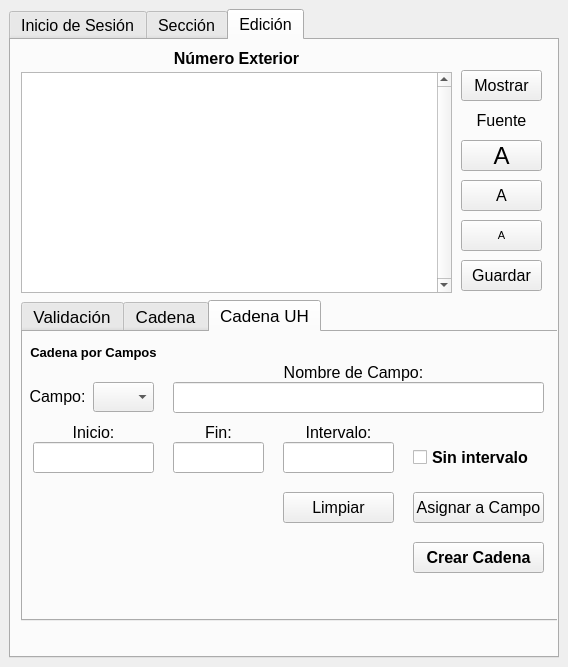
This is numeros_exteriores_dockwidget_base.ui in DAGGDesarrollo/repo_dce as Qt 5 draws it before an edit. The edited form follows.
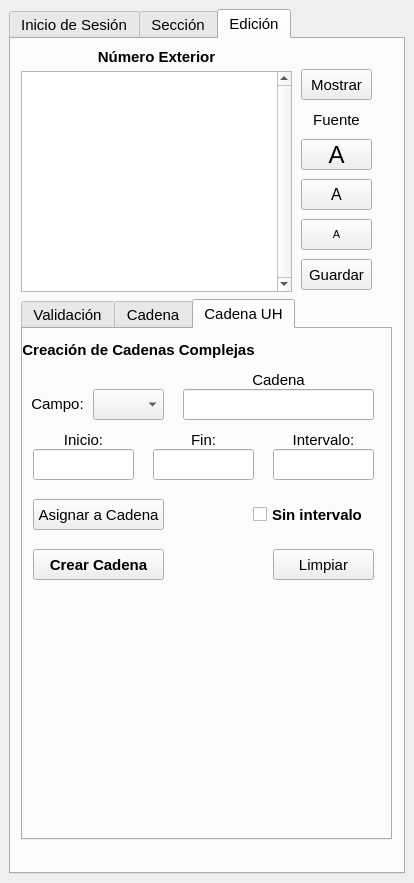
This is the edited form. The open tabs and pages were chosen to show the change. Custom widgets are drawn as their Qt base class.

Commit message: Se agregan tooltips a todos los elementos del Plugin. Se modifica la distribución de todos los elementos de la interfaz para reducir el espacio en pantalla.

Diff of the .ui file:
```diff
--- a/numeros_exteriores_dockwidget_base.ui
+++ b/numeros_exteriores_dockwidget_base.ui
@@ -6,8 +6,8 @@
    <rect>
     <x>0</x>
     <y>0</y>
-    <width>568</width>
-    <height>667</height>
+    <width>414</width>
+    <height>883</height>
    </rect>
   </property>
   <property name="sizePolicy">
@@ -19,7 +19,7 @@
   <property name="font">
    <font>
     <family>Arial</family>
-    <pointsize>12</pointsize>
+    <pointsize>11</pointsize>
     <weight>50</weight>
     <bold>false</bold>
    </font>
@@ -40,7 +40,7 @@
       <property name="font">
        <font>
         <family>Arial</family>
-        <pointsize>12</pointsize>
+        <pointsize>11</pointsize>
         <weight>50</weight>
         <bold>false</bold>
        </font>
@@ -487,9 +487,9 @@
        <widget class="QPushButton" name="btnMostrar">
         <property name="geometry">
          <rect>
-          <x>450</x>
+          <x>290</x>
           <y>30</y>
-          <width>81</width>
+          <width>71</width>
           <height>31</height>
          </rect>
         </property>
@@ -502,7 +502,7 @@
         <property name="font">
          <font>
           <family>Arial</family>
-          <pointsize>12</pointsize>
+          <pointsize>11</pointsize>
           <weight>50</weight>
           <bold>false</bold>
          </font>
@@ -514,9 +514,9 @@
        <widget class="QPushButton" name="tmedFont">
         <property name="geometry">
          <rect>
-          <x>450</x>
+          <x>290</x>
           <y>140</y>
-          <width>81</width>
+          <width>71</width>
           <height>31</height>
          </rect>
         </property>
@@ -541,9 +541,9 @@
        <widget class="QPushButton" name="tmaxFont">
         <property name="geometry">
          <rect>
-          <x>450</x>
+          <x>290</x>
           <y>100</y>
-          <width>81</width>
+          <width>71</width>
           <height>31</height>
          </rect>
         </property>
@@ -568,9 +568,9 @@
        <widget class="QPushButton" name="tminFont">
         <property name="geometry">
          <rect>
-          <x>450</x>
+          <x>290</x>
           <y>180</y>
-          <width>81</width>
+          <width>71</width>
           <height>31</height>
          </rect>
         </property>
@@ -597,14 +597,14 @@
          <rect>
           <x>10</x>
           <y>32</y>
-          <width>431</width>
+          <width>271</width>
           <height>221</height>
          </rect>
         </property>
         <property name="font">
          <font>
           <family>Arial</family>
-          <pointsize>12</pointsize>
+          <pointsize>11</pointsize>
           <weight>50</weight>
           <bold>false</bold>
          </font>
@@ -621,14 +621,14 @@
          <rect>
           <x>10</x>
           <y>8</y>
-          <width>431</width>
+          <width>271</width>
           <height>20</height>
          </rect>
         </property>
         <property name="font">
          <font>
           <family>Arial</family>
-          <pointsize>12</pointsize>
+          <pointsize>11</pointsize>
           <weight>75</weight>
           <bold>true</bold>
          </font>
@@ -648,14 +648,14 @@
          <rect>
           <x>10</x>
           <y>260</y>
-          <width>551</width>
-          <height>321</height>
+          <width>371</width>
+          <height>541</height>
          </rect>
         </property>
         <property name="font">
          <font>
           <family>Arial</family>
-          <pointsize>13</pointsize>
+          <pointsize>11</pointsize>
           <weight>50</weight>
           <bold>false</bold>
          </font>
@@ -1428,15 +1428,15 @@
           <property name="geometry">
            <rect>
             <x>10</x>
-            <y>110</y>
-            <width>121</width>
+            <y>120</y>
+            <width>101</width>
             <height>31</height>
            </rect>
           </property>
           <property name="font">
            <font>
             <family>Arial</family>
-            <pointsize>12</pointsize>
+            <pointsize>11</pointsize>
             <weight>50</weight>
             <bold>false</bold>
            </font>
@@ -1448,8 +1448,8 @@
          <widget class="QPushButton" name="btnCrearCadenaUH">
           <property name="geometry">
            <rect>
-            <x>390</x>
-            <y>210</y>
+            <x>10</x>
+            <y>220</y>
             <width>131</width>
             <height>31</height>
            </rect>
@@ -1463,7 +1463,7 @@
           <property name="font">
            <font>
             <family>Arial</family>
-            <pointsize>12</pointsize>
+            <pointsize>11</pointsize>
             <weight>75</weight>
             <bold>true</bold>
            </font>
@@ -1477,7 +1477,7 @@
            <rect>
             <x>0</x>
             <y>0</y>
-            <width>141</width>
+            <width>231</width>
             <height>41</height>
            </rect>
           </property>
@@ -1490,13 +1490,13 @@
           <property name="font">
            <font>
             <family>Arial</family>
-            <pointsize>10</pointsize>
+            <pointsize>11</pointsize>
             <weight>75</weight>
             <bold>true</bold>
            </font>
           </property>
           <property name="text">
-           <string>Cadena por Campos</string>
+           <string>Creación de Cadenas Complejas</string>
           </property>
           <property name="alignment">
            <set>Qt::AlignCenter</set>
@@ -1505,16 +1505,16 @@
          <widget class="QLineEdit" name="txtRIntervalo_2">
           <property name="geometry">
            <rect>
-            <x>260</x>
-            <y>110</y>
-            <width>111</width>
+            <x>250</x>
+            <y>120</y>
+            <width>101</width>
             <height>31</height>
            </rect>
           </property>
           <property name="font">
            <font>
             <family>Arial</family>
-            <pointsize>12</pointsize>
+            <pointsize>11</pointsize>
             <weight>50</weight>
             <bold>false</bold>
            </font>
@@ -1526,16 +1526,16 @@
          <widget class="QLineEdit" name="txtRfinal_2">
           <property name="geometry">
            <rect>
-            <x>150</x>
-            <y>110</y>
-            <width>91</width>
+            <x>130</x>
+            <y>120</y>
+            <width>101</width>
             <height>31</height>
            </rect>
           </property>
           <property name="font">
            <font>
             <family>Arial</family>
-            <pointsize>12</pointsize>
+            <pointsize>11</pointsize>
             <weight>50</weight>
             <bold>false</bold>
            </font>
@@ -1547,10 +1547,10 @@
          <widget class="QLabel" name="label_20">
           <property name="geometry">
            <rect>
-            <x>150</x>
-            <y>90</y>
-            <width>91</width>
-            <height>20</height>
+            <x>130</x>
+            <y>100</y>
+            <width>101</width>
+            <height>21</height>
            </rect>
           </property>
           <property name="sizePolicy">
@@ -1562,7 +1562,7 @@
           <property name="font">
            <font>
             <family>Arial</family>
-            <pointsize>12</pointsize>
+            <pointsize>11</pointsize>
             <weight>50</weight>
             <bold>false</bold>
            </font>
@@ -1578,8 +1578,8 @@
           <property name="geometry">
            <rect>
             <x>10</x>
-            <y>90</y>
-            <width>121</width>
+            <y>100</y>
+            <width>101</width>
             <height>21</height>
            </rect>
           </property>
@@ -1592,7 +1592,7 @@
           <property name="font">
            <font>
             <family>Arial</family>
-            <pointsize>12</pointsize>
+            <pointsize>11</pointsize>
             <weight>50</weight>
             <bold>false</bold>
            </font>
@@ -1607,9 +1607,9 @@
          <widget class="QLabel" name="label_17">
           <property name="geometry">
            <rect>
-            <x>260</x>
-            <y>90</y>
-            <width>111</width>
+            <x>250</x>
+            <y>100</y>
+            <width>101</width>
             <height>21</height>
            </rect>
           </property>
@@ -1622,7 +1622,7 @@
           <property name="font">
            <font>
             <family>Arial</family>
-            <pointsize>12</pointsize>
+            <pointsize>11</pointsize>
             <weight>50</weight>
             <bold>false</bold>
            </font>
@@ -1641,15 +1641,15 @@
           <property name="geometry">
            <rect>
             <x>70</x>
-            <y>50</y>
-            <width>61</width>
-            <height>30</height>
+            <y>60</y>
+            <width>71</width>
+            <height>31</height>
            </rect>
           </property>
           <property name="font">
            <font>
             <family>Arial</family>
-            <pointsize>12</pointsize>
+            <pointsize>11</pointsize>
             <weight>50</weight>
             <bold>false</bold>
            </font>
@@ -1665,7 +1665,7 @@
           <property name="geometry">
            <rect>
             <x>4</x>
-            <y>49</y>
+            <y>59</y>
             <width>61</width>
             <height>31</height>
            </rect>
@@ -1679,7 +1679,7 @@
           <property name="font">
            <font>
             <family>Arial</family>
-            <pointsize>12</pointsize>
+            <pointsize>11</pointsize>
             <weight>50</weight>
             <bold>false</bold>
            </font>
@@ -1694,10 +1694,10 @@
          <widget class="QLabel" name="label_22">
           <property name="geometry">
            <rect>
-            <x>140</x>
-            <y>30</y>
-            <width>381</width>
-            <height>20</height>
+            <x>160</x>
+            <y>40</y>
+            <width>191</width>
+            <height>21</height>
            </rect>
           </property>
           <property name="sizePolicy">
@@ -1709,13 +1709,13 @@
           <property name="font">
            <font>
             <family>Arial</family>
-            <pointsize>12</pointsize>
+            <pointsize>11</pointsize>
             <weight>50</weight>
             <bold>false</bold>
            </font>
           </property>
           <property name="text">
-           <string>Nombre de Campo:</string>
+           <string>Cadena</string>
           </property>
           <property name="alignment">
            <set>Qt::AlignCenter</set>
@@ -1724,16 +1724,16 @@
          <widget class="QLineEdit" name="txtNombreSector">
           <property name="geometry">
            <rect>
-            <x>150</x>
-            <y>50</y>
-            <width>371</width>
+            <x>160</x>
+            <y>60</y>
+            <width>191</width>
             <height>31</height>
            </rect>
           </property>
           <property name="font">
            <font>
             <family>Arial</family>
-            <pointsize>12</pointsize>
+            <pointsize>11</pointsize>
             <weight>50</weight>
             <bold>false</bold>
            </font>
@@ -1745,9 +1745,9 @@
          <widget class="QPushButton" name="btnEliminarSector">
           <property name="geometry">
            <rect>
-            <x>260</x>
-            <y>160</y>
-            <width>111</width>
+            <x>250</x>
+            <y>220</y>
+            <width>101</width>
             <height>31</height>
            </rect>
           </property>
@@ -1760,7 +1760,7 @@
           <property name="font">
            <font>
             <family>Arial</family>
-            <pointsize>12</pointsize>
+            <pointsize>11</pointsize>
             <weight>50</weight>
             <bold>false</bold>
            </font>
@@ -1772,12 +1772,23 @@
          <widget class="QCheckBox" name="checkSinIntervalo">
           <property name="geometry">
            <rect>
-            <x>390</x>
-            <y>110</y>
-            <width>131</width>
+            <x>230</x>
+            <y>170</y>
+            <width>121</width>
             <height>31</height>
            </rect>
           </property>
+          <property name="font">
+           <font>
+            <family>Arial</family>
+            <pointsize>11</pointsize>
+            <weight>75</weight>
+            <bold>true</bold>
+           </font>
+          </property>
+          <property name="toolTip">
+           <string>Marque si desea omitir los datos de inicio, fin e intervalo</string>
+          </property>
           <property name="text">
            <string>Sin intervalo</string>
           </property>
@@ -1785,8 +1796,8 @@
          <widget class="QPushButton" name="btnAsignarSector">
           <property name="geometry">
            <rect>
-            <x>390</x>
-            <y>160</y>
+            <x>10</x>
+            <y>170</y>
             <width>131</width>
             <height>31</height>
            </rect>
@@ -1800,13 +1811,13 @@
           <property name="font">
            <font>
             <family>Arial</family>
-            <pointsize>12</pointsize>
+            <pointsize>11</pointsize>
             <weight>50</weight>
             <bold>false</bold>
            </font>
           </property>
           <property name="text">
-           <string>Asignar a Campo</string>
+           <string>Asignar a Cadena</string>
           </property>
          </widget>
         </widget>
@@ -1814,9 +1825,9 @@
        <widget class="QPushButton" name="btnGuardar">
         <property name="geometry">
          <rect>
-          <x>450</x>
+          <x>290</x>
           <y>220</y>
-          <width>81</width>
+          <width>71</width>
           <height>31</height>
          </rect>
         </property>
@@ -1829,7 +1840,7 @@
         <property name="font">
          <font>
           <family>Arial</family>
-          <pointsize>12</pointsize>
+          <pointsize>11</pointsize>
           <weight>50</weight>
           <bold>false</bold>
          </font>
@@ -1841,9 +1852,9 @@
        <widget class="QLabel" name="label_23">
         <property name="geometry">
          <rect>
-          <x>450</x>
+          <x>290</x>
           <y>60</y>
-          <width>81</width>
+          <width>71</width>
           <height>41</height>
          </rect>
         </property>
@@ -1856,7 +1867,7 @@
         <property name="font">
          <font>
           <family>Arial</family>
-          <pointsize>12</pointsize>
+          <pointsize>11</pointsize>
           <weight>50</weight>
           <bold>false</bold>
          </font>
```
Left out of the diff: 397 changed lines with no effect on the pictures.
